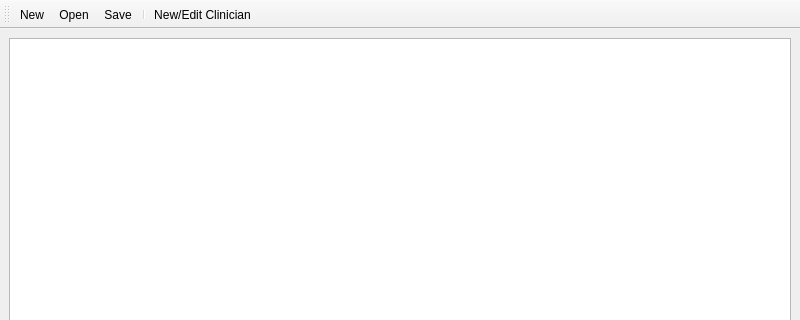
Qt form designer/mainwindow.ui (mishra-lab/scheduler) before a commit; both pictures show x 0 to 800 and y 0 to 320 of the 800 by 600 pixel window.
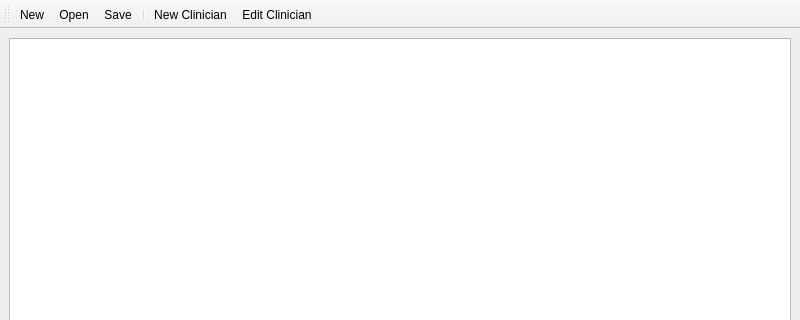
The same form after that commit.

Commit message:
Separate New/Edit Clinician button
 - New Clinician: as before, calls up empty dialog
 - Edit Clinician: when user selects any row in the tree view, open the associated user's data in the dialog and
allow user to modify

Diff of the .ui file:
```diff
--- a/designer/mainwindow.ui
+++ b/designer/mainwindow.ui
@@ -48,6 +48,7 @@
    <addaction name="actionSave"/>
    <addaction name="separator"/>
    <addaction name="actionNew_Clinician"/>
+   <addaction name="actionEdit_Clinician"/>
   </widget>
   <action name="actionOpen">
    <property name="text">
@@ -75,12 +76,20 @@
   </action>
   <action name="actionNew_Clinician">
    <property name="text">
-    <string>New/Edit Clinician</string>
+    <string>New Clinician</string>
    </property>
    <property name="toolTip">
     <string>Add a new clinician to the configuration file...</string>
    </property>
   </action>
+  <action name="actionEdit_Clinician">
+   <property name="text">
+    <string>Edit Clinician</string>
+   </property>
+   <property name="toolTip">
+    <string>Edit the selected clinician</string>
+   </property>
+  </action>
  </widget>
  <resources/>
  <connections/>
```
The commit also changes 3 other files.
